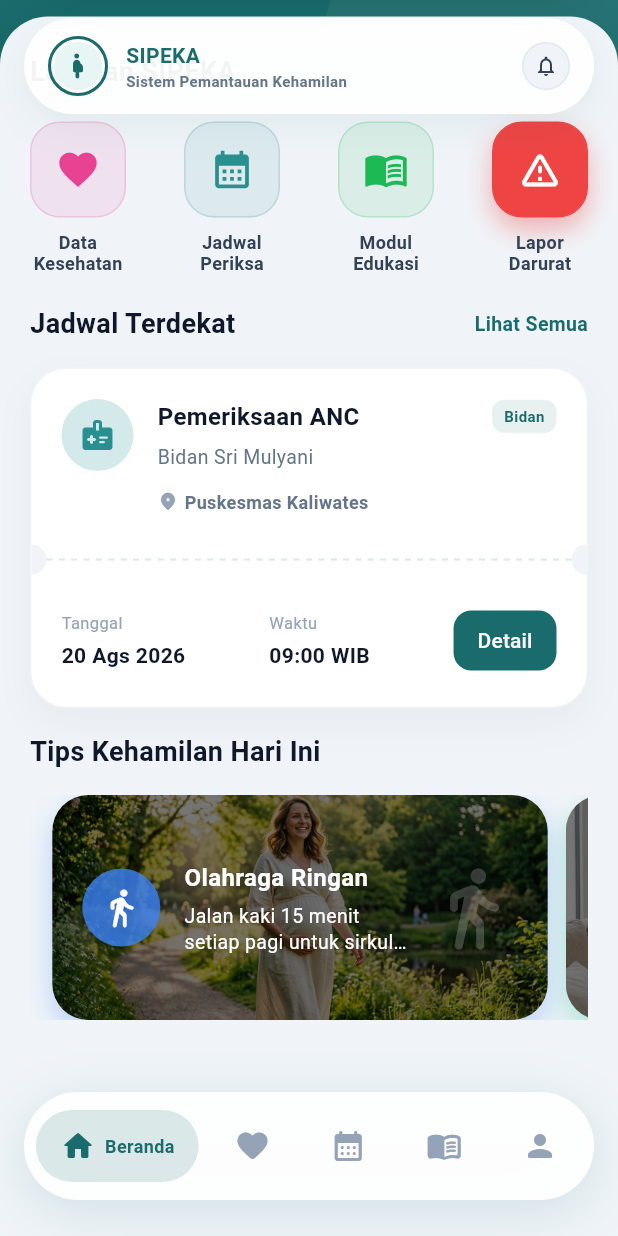
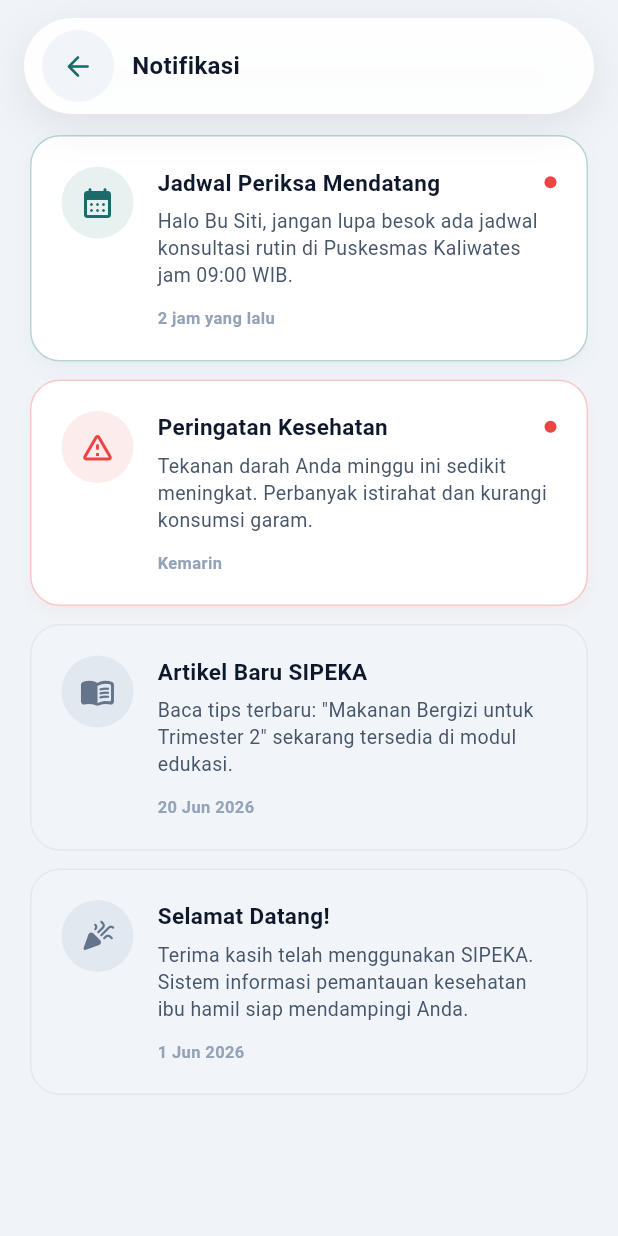
Before and after one commit to ardhikaxx/sipeka-mobile, a Flutter app: the screen it shows after launch, scrolled down 321 dp, after a tap on the "notifications" icon, on a phone screen of 412 x 824 dp. Run offline on Flutter 3.47's test engine with Material 3 defaults, Android fonts, the phone set to English and light mode, and no system bars; our stand-ins replace fl_chart, get, table_calendar.

Commit message:
feat: complete detail page navigation ecosystem and implement floating header for all sub-pages

```diff
--- a/lib/features/health_data/views/health_data_view.dart
+++ b/lib/features/health_data/views/health_data_view.dart
@@ -126,7 +126,7 @@ class HealthDataView extends GetView<HealthDataController> {
                         ),
                         child: IconButton(
                           padding: EdgeInsets.zero,
-                          onPressed: () {},
+                          onPressed: () => Get.to(() => const LabResultView()),
                           icon: const Icon(Icons.history_rounded, color: AppColors.gray700, size: 16),
                         ),
                       ),
--- a/lib/features/patient_dashboard/views/dashboard_view.dart
+++ b/lib/features/patient_dashboard/views/dashboard_view.dart
@@ -2,6 +2,7 @@ import 'package:flutter/material.dart';
 import 'package:get/get.dart';
 import 'tip_detail_view.dart';
 import '../../schedule/views/appointment_detail_view.dart';
+import '../../profile/views/notification_view.dart';
 import '../controllers/dashboard_controller.dart';
 import '../../main_nav/controllers/main_nav_controller.dart';
 import '../../../core/theme/app_colors.dart';
@@ -176,7 +177,7 @@ class DashboardView extends GetView<DashboardController> {
                         ),
                         child: IconButton(
                           padding: EdgeInsets.zero,
-                          onPressed: () {},
+                          onPressed: () => Get.to(() => const NotificationView()),
                           icon: const Icon(Icons.notifications_outlined, color: AppColors.gray700, size: 16),
                         ),
                       ),
--- /dev/null
+++ b/lib/features/profile/views/notification_view.dart
@@ -0,0 +1,134 @@
+import 'package:flutter/material.dart';
+import 'package:get/get.dart';
+import '../../../core/theme/app_colors.dart';
+
+class NotificationView extends StatelessWidget {
+  const NotificationView({Key? key}) : super(key: key);
+
+  @override
+  Widget build(BuildContext context) {
+    return Scaffold(
+      backgroundColor: AppColors.bgApp,
+      body: Stack(
+        children: [
+          ListView(
+            padding: EdgeInsets.only(left: 20, right: 20, top: MediaQuery.of(context).padding.top + 90, bottom: 20),
+            physics: const BouncingScrollPhysics(),
+            children: [
+              _buildNotificationCard(
+                'Jadwal Periksa Mendatang',
+                'Halo Bu Siti, jangan lupa besok ada jadwal konsultasi rutin di Puskesmas Kaliwates jam 09:00 WIB.',
+                '2 jam yang lalu',
+                Icons.calendar_month_rounded,
+                AppColors.primary,
+                true,
+              ),
+              const SizedBox(height: 12),
+              _buildNotificationCard(
+                'Peringatan Kesehatan',
+                'Tekanan darah Anda minggu ini sedikit meningkat. Perbanyak istirahat dan kurangi konsumsi garam.',
+                'Kemarin',
+                Icons.warning_amber_rounded,
+                AppColors.riskRed,
+                true,
+              ),
+              const SizedBox(height: 12),
+              _buildNotificationCard(
+                'Artikel Baru SIPEKA',
+                'Baca tips terbaru: "Makanan Bergizi untuk Trimester 2" sekarang tersedia di modul edukasi.',
+                '20 Jun 2026',
+                Icons.menu_book_rounded,
+                AppColors.riskGreen,
+                false,
+              ),
+              const SizedBox(height: 12),
+              _buildNotificationCard(
+                'Selamat Datang!',
+                'Terima kasih telah menggunakan SIPEKA. Sistem informasi pemantauan kesehatan ibu hamil siap mendampingi Anda.',
+                '1 Jun 2026',
+                Icons.celebration_rounded,
+                AppColors.secondary,
+                false,
+              ),
+            ],
+          ),
+
+          // Floating Pill Header
+          Positioned(
+            top: 0, left: 0, right: 0,
+            child: SafeArea(
+              bottom: false,
+              child: Padding(
+                padding: const EdgeInsets.symmetric(horizontal: 16, vertical: 12),
+                child: Container(
+                  height: 64,
+                  padding: const EdgeInsets.symmetric(horizontal: 8),
+                  decoration: BoxDecoration(
+                    color: Colors.white.withOpacity(0.95),
+                    borderRadius: BorderRadius.circular(32),
+                    boxShadow: [BoxShadow(color: Colors.black.withOpacity(0.08), blurRadius: 24, offset: const Offset(0, 8))],
+                  ),
+                  child: Row(
+                    children: [
+                      Container(
+                        margin: const EdgeInsets.only(left: 4),
+                        decoration: BoxDecoration(color: AppColors.gray100, shape: BoxShape.circle),
+                        child: IconButton(
+                          icon: const Icon(Icons.arrow_back_rounded, color: AppColors.primary, size: 22),
+                          onPressed: () => Get.back(),
+                        ),
+                      ),
+                      const SizedBox(width: 12),
+                      const Expanded(child: Text('Notifikasi', style: TextStyle(fontSize: 16, fontWeight: FontWeight.bold, color: AppColors.gray900))),
+                    ],
+                  ),
+                ),
+              ),
+            ),
+          ),
+        ],
+      ),
+    );
+  }
+
+  Widget _buildNotificationCard(String title, String message, String time, IconData icon, Color color, bool isUnread) {
+    return Container(
+      padding: const EdgeInsets.all(20),
+      decoration: BoxDecoration(
+        color: isUnread ? Colors.white : AppColors.gray100.withOpacity(0.5),
+        borderRadius: BorderRadius.circular(20),
+        border: Border.all(color: isUnread ? color.withOpacity(0.3) : AppColors.gray200),
+        boxShadow: isUnread ? [BoxShadow(color: color.withOpacity(0.05), blurRadius: 10, offset: const Offset(0, 5))] : [],
+      ),
+      child: Row(
+        crossAxisAlignment: CrossAxisAlignment.start,
+        children: [
+          Container(
+            padding: const EdgeInsets.all(12),
+            decoration: BoxDecoration(color: isUnread ? color.withOpacity(0.1) : AppColors.gray200, shape: BoxShape.circle),
+            child: Icon(icon, color: isUnread ? color : AppColors.gray500, size: 24),
+          ),
+          const SizedBox(width: 16),
+          Expanded(
+            child: Column(
+              crossAxisAlignment: CrossAxisAlignment.start,
+              children: [
+                Row(
+                  mainAxisAlignment: MainAxisAlignment.spaceBetween,
+                  children: [
+                    Expanded(child: Text(title, style: TextStyle(fontSize: 15, fontWeight: isUnread ? FontWeight.bold : FontWeight.w600, color: AppColors.gray900))),
+                    if (isUnread) Container(width: 8, height: 8, decoration: const BoxDecoration(color: AppColors.riskRed, shape: BoxShape.circle)),
+                  ],
+                ),
+                const SizedBox(height: 6),
+                Text(message, style: const TextStyle(fontSize: 13, color: AppColors.gray600, height: 1.4)),
+                const SizedBox(height: 12),
+                Text(time, style: const TextStyle(fontSize: 11, color: AppColors.gray400, fontWeight: FontWeight.bold)),
+              ],
+            ),
+          ),
+        ],
+      ),
+    );
+  }
+}
--- a/lib/features/schedule/views/schedule_view.dart
+++ b/lib/features/schedule/views/schedule_view.dart
@@ -2,6 +2,7 @@ import 'package:flutter/material.dart';
 import 'package:get/get.dart';
 import 'package:table_calendar/table_calendar.dart';
 import '../controllers/schedule_controller.dart';
+import 'appointment_detail_view.dart';
 import '../../../core/theme/app_colors.dart';
 
 class ScheduleView extends GetView<ScheduleController> {
@@ -118,7 +119,9 @@ class ScheduleView extends GetView<ScheduleController> {
   }
 
   Widget _buildScheduleCard(String title, String date, String time, String location, String doctor, bool isUpcoming) {
-    return Container(
+    return GestureDetector(
+      onTap: () => Get.to(() => const AppointmentDetailView()),
+      child: Container(
         margin: const EdgeInsets.only(bottom: 16),
         decoration: BoxDecoration(color: Colors.white, borderRadius: BorderRadius.circular(20), border: isUpcoming ? Border.all(color: AppColors.primary, width: 1.5) : Border.all(color: AppColors.gray200), boxShadow: [BoxShadow(color: Colors.black.withOpacity(0.03), blurRadius: 15, offset: const Offset(0, 5))]),
         child: Column(
@@ -150,6 +153,7 @@ class ScheduleView extends GetView<ScheduleController> {
             ),
           ],
         ),
+      ),
     );
   }
 }
```
Also changed, not shown: lib/features/chat/views/chat_view.dart (+55 -24 lines), lib/features/profile/views/edit_profile_view.dart (+40 -8 lines), lib/features/symptom/views/symptom_log_view.dart (+40 -8 lines). Lines whose indentation alone changed are shown as unchanged.
